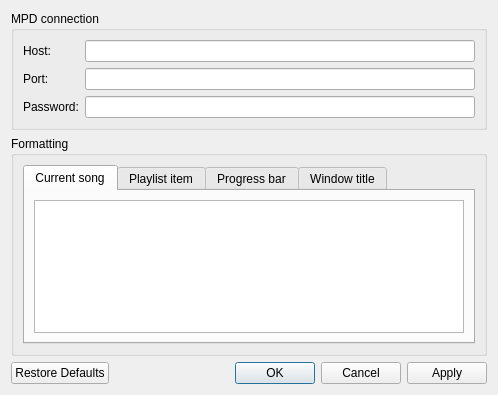
First picture: the form in qygmy/ui/settings.ui, repository tsufeki/qygmy, before the edit.
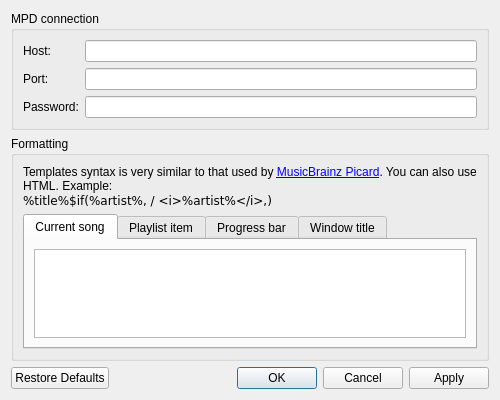
Second picture: the form after the edit.

```diff
--- a/qygmy/ui/settings.ui
+++ b/qygmy/ui/settings.ui
@@ -6,8 +6,8 @@
    <rect>
     <x>0</x>
     <y>0</y>
-    <width>498</width>
-    <height>395</height>
+    <width>500</width>
+    <height>400</height>
    </rect>
   </property>
   <property name="windowTitle">
@@ -76,6 +76,25 @@
       <string>Formatting</string>
      </property>
      <layout class="QVBoxLayout" name="vf">
+      <item>
+       <widget class="QLabel" name="help_lb">
+        <property name="text">
+         <string>Templates syntax is very similar to that used by &lt;a href=&quot;http://musicbrainz.org/&quot;&gt;MusicBrainz Picard&lt;/a&gt;. You can also use HTML. Example:&lt;br&gt;&lt;code&gt;%title%$if(%artist%, / &amp;lt;i&amp;gt;%artist%&amp;lt;/i&amp;gt;,)&lt;/code&gt;</string>
+        </property>
+        <property name="textFormat">
+         <enum>Qt::RichText</enum>
+        </property>
+        <property name="wordWrap">
+         <bool>true</bool>
+        </property>
+        <property name="textInteractionFlags">
+         <set>Qt::TextBrowserInteraction</set>
+        </property>
+        <property name="buddy">
+         <cstring>tabs</cstring>
+        </property>
+       </widget>
+      </item>
       <item>
        <widget class="QTabWidget" name="tabs">
         <property name="currentIndex">
```
Left out of the diff: 6 changed lines with no effect on the pictures.
